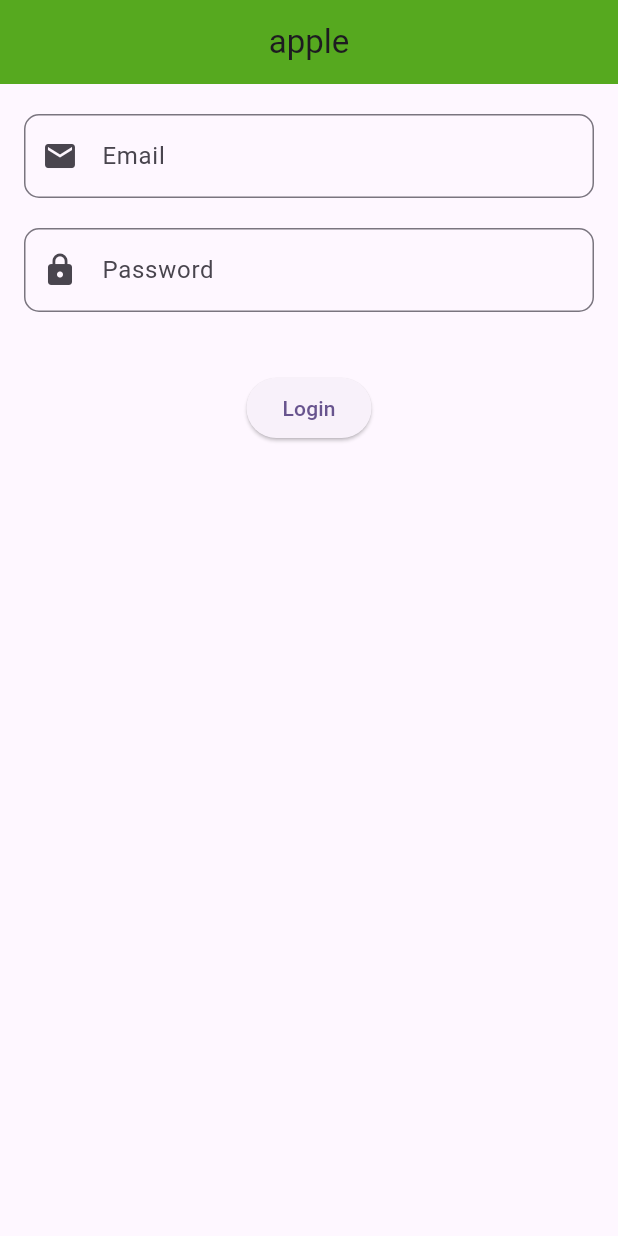
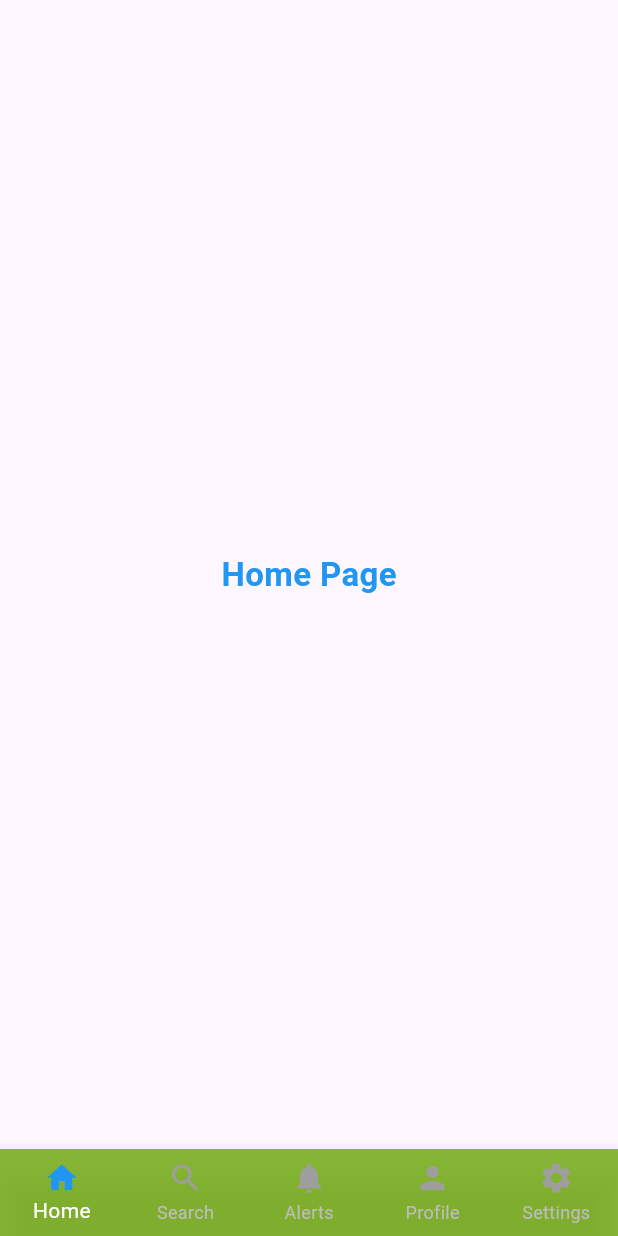
Before and after one commit to samran-hussain12/flutter-practice, a Flutter app: the screen it shows after launch, on a phone screen of 412 x 824 dp. Run offline on Flutter 3.47's test engine with Material 3 defaults, Android fonts, the phone set to English and light mode, and no system bars.

Commit message:
navigator botton

```diff
--- a/lib/Login_page.dart
+++ b/lib/Login_page.dart
@@ -1,54 +1,48 @@
+// ignore_for_file: file_names
+
 import 'package:flutter/material.dart';
 
-class LoginPage extends StatelessWidget {
-  const LoginPage({super.key});
+class MainScreen extends StatelessWidget {
+  const MainScreen({super.key});
 
   @override
   Widget build(BuildContext context) {
     return Scaffold(
-      appBar: AppBar(title: Text("apple"),centerTitle: true,
-      backgroundColor: const Color.fromARGB(255, 86, 169, 31),
-      ),
+      body: Center(
+        child: Column(
+          mainAxisAlignment: MainAxisAlignment.center,
+          crossAxisAlignment: CrossAxisAlignment.center,
+          children: [
+            const Text("MEme"),
+            const Text("Target"),
 
-
-      body: Padding(
-        padding: const EdgeInsets.only(top: 20,left: 16,right: 16),
-        child: Column(
-          children: [
-
-            TextField(
-
-              decoration: InputDecoration(
-                labelText: "Email",
-                prefixIcon: Icon(Icons.email),
-                hintText: "Enter your email",
-                border: OutlineInputBorder(
-                  borderRadius: BorderRadius.circular(10),
-
-                ),
-
-
+            // Image with proper loading and error handling
+            SizedBox(
+              height: 200,
+              width: double.infinity,
+              child: Image.network(
+                'https://source.unsplash.com/400x300/?cricket-stadium',
+                fit: BoxFit.cover,
+                loadingBuilder: (context, child, loadingProgress) {
+                  if (loadingProgress == null) return child;
+                  return const Center(child: CircularProgressIndicator());
+                },
+                errorBuilder: (context, error, stackTrace) {
+                  return const Center(
+                    child: Icon(Icons.error, size: 50, color: Colors.red),
+                  );
+                },
               ),
             ),
-            const SizedBox(height: 20,),
-            TextField(
-              obscureText: true,
-              decoration: InputDecoration(
-                labelText: "Password",
-                prefixIcon: Icon(Icons.lock),
-                hintText: "Enter your password",
-                border: OutlineInputBorder(
-                  borderRadius: BorderRadius.circular(10),
-                ),
-              ),
+
+            const SizedBox(height: 20),
+
+            ElevatedButton(
+              onPressed: () {},
+              child: const Text("Click Me"),
             ),
-            const SizedBox(height: 40,),
-            ElevatedButton(onPressed: (){}, child: Text("Login"))
-
           ],
-
-          ),
-
+        ),
       ),
     );
   }
--- /dev/null
+++ b/lib/bottom_navigation.dart
@@ -0,0 +1,97 @@
+import 'package:flutter/material.dart';
+
+class BottomNavigationBarWidget extends StatefulWidget {
+  const BottomNavigationBarWidget({super.key});
+
+  @override
+  _BottomNavigationBarWidgetState createState() =>
+      _BottomNavigationBarWidgetState();
+}
+
+class _BottomNavigationBarWidgetState extends State<BottomNavigationBarWidget> {
+  int _selectedIndex = 0;
+
+  static const List<Widget> _widgetOptions = <Widget>[
+    Center(
+        child: Text('Home Page',
+            style: TextStyle(
+                fontSize: 22,
+                fontWeight: FontWeight.bold,
+                color: Colors.blue))),
+    Center(
+        child: Text('Search Page',
+            style: TextStyle(
+                fontSize: 22,
+                fontWeight: FontWeight.bold,
+                color: Colors.green))),
+    Center(
+        child: Text('Notifications',
+            style: TextStyle(
+                fontSize: 22, fontWeight: FontWeight.bold, color: Colors.red))),
+    Center(
+        child: Text('Profile Page',
+            style: TextStyle(
+                fontSize: 22,
+                fontWeight: FontWeight.bold,
+                color: Colors.purple))),
+    Center(
+        child: Text('Settings Page',
+            style: TextStyle(
+                fontSize: 22,
+                fontWeight: FontWeight.bold,
+                color: Colors.orange))),
+  ];
+
+  void _onItemTapped(int index) {
+    setState(() {
+      _selectedIndex = index;
+    });
+  }
+
+  @override
+  Widget build(BuildContext context) {
+    return Scaffold(
+      body: AnimatedSwitcher(
+        duration: const Duration(milliseconds: 300),
+        child: _widgetOptions[_selectedIndex],
+      ),
+      bottomNavigationBar: BottomNavigationBar(
+        items: [
+          BottomNavigationBarItem(
+            icon: Icon(Icons.home,
+                color: _selectedIndex == 0 ? Colors.blue : Colors.grey),
+            label: 'Home',
+          ),
+          BottomNavigationBarItem(
+            icon: Icon(Icons.search,
+                color: _selectedIndex == 1 ? Colors.green : Colors.grey),
+            label: 'Search',
+          ),
+          BottomNavigationBarItem(
+            icon: Icon(Icons.notifications,
+                color: _selectedIndex == 2 ? Colors.red : Colors.grey),
+            label: 'Alerts',
+          ),
+          BottomNavigationBarItem(
+            icon: Icon(Icons.person,
+                color: _selectedIndex == 3 ? Colors.purple : Colors.grey),
+            label: 'Profile',
+          ),
+          BottomNavigationBarItem(
+            icon: Icon(Icons.settings,
+                color: _selectedIndex == 4 ? Colors.orange : Colors.grey),
+            label: 'Settings',
+          ),
+        ],
+        currentIndex: _selectedIndex,
+        selectedItemColor: Colors.white, // Highlighted item color
+        unselectedItemColor:
+            Colors.grey.shade400, // Default color for unselected items
+        onTap: _onItemTapped,
+        type: BottomNavigationBarType.fixed,
+        backgroundColor:
+            const Color.fromARGB(221, 118, 173, 25), // Custom background color
+      ),
+    );
+  }
+}
--- a/lib/main.dart
+++ b/lib/main.dart
@@ -1,8 +1,7 @@
 import 'package:flutter/material.dart';
-import 'package:project/Login_page.dart';
-//import 'appbaar.dart';
-
-
+// import 'MainScreen.dart'; // Import MainScreen.dart
+import 'Login_page.dart'; // Ensure this file exists in the correct path
+import "bottom_navigation.dart";
 void main() {
   runApp(const MyApp());
 }
@@ -18,8 +17,7 @@ class MyApp extends StatelessWidget {
         colorScheme: ColorScheme.fromSeed(seedColor: Colors.deepPurple),
         useMaterial3: true,
       ),
-      //home: const MyHo  mePage(title: 'Flutter Demo Home Page'),
-      home: LoginPage(),
+      home: const BottomNavigationBarWidget(), // Added const
     );
   }
 }
```
